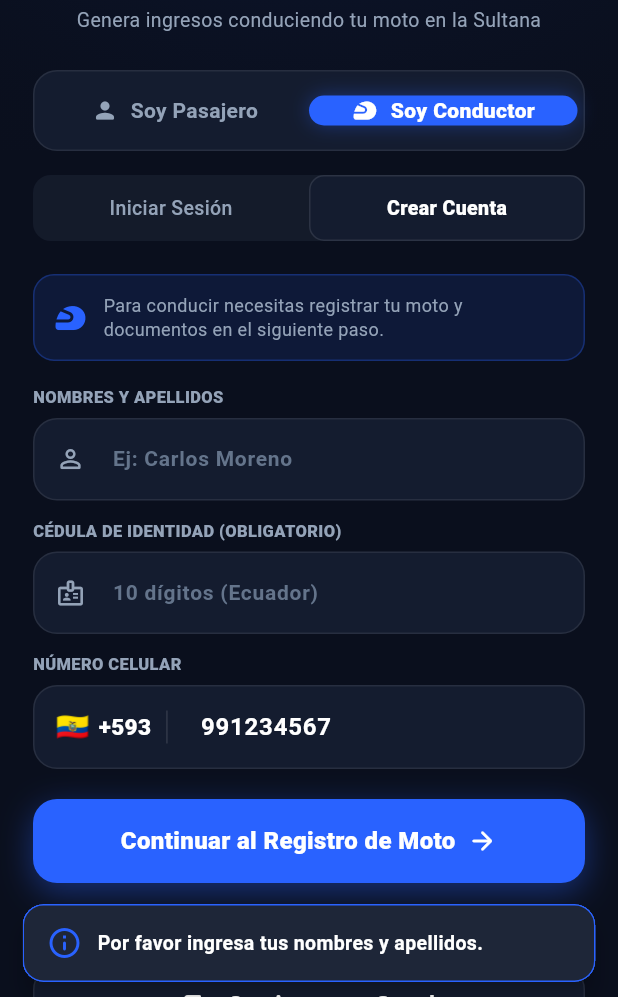
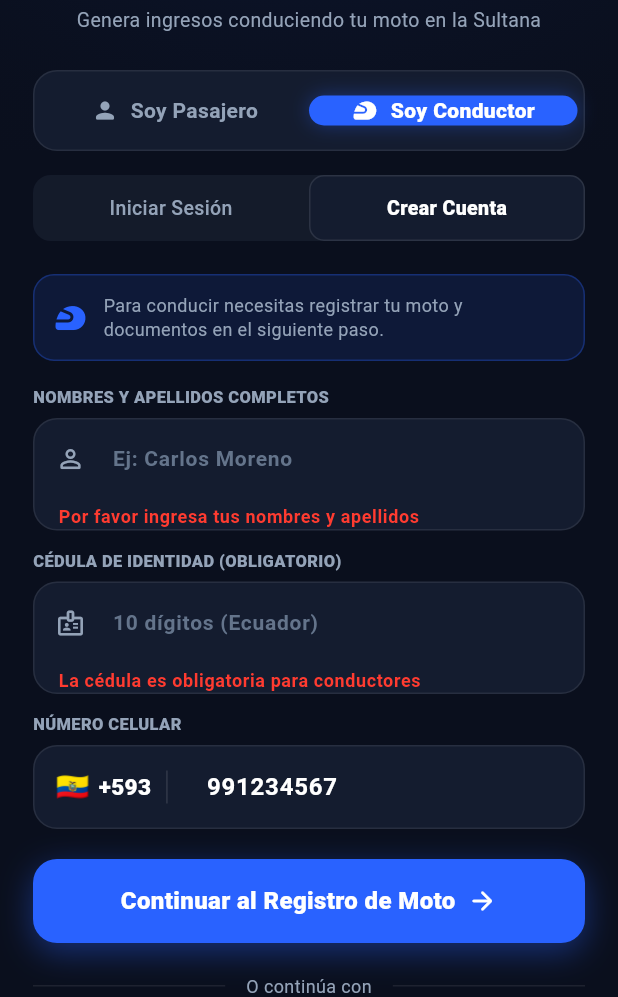
Before and after one commit to Hcevallos0320/WarmyRider, a Flutter app: the screen it shows after launch, after a tap on "Crear Cuenta", after a tap on "Soy Conductor", after a tap on "Continuar al Registro de Moto", on a phone screen of 412 x 824 dp, the part 239-1236 px from its top. Run offline on Flutter 3.47's test engine with Material 3 defaults, Android fonts, the phone set to English and light mode, and no system bars; our stand-ins replace flutter_map, geolocator, latlong2, supabase_flutter; accounts and stored records are empty.

Commit message:
feat(auth): validaciones con Form y TextFormField en auth_screen y tabla maestra perfiles en perfiles.sql

```diff
--- a/lib/screens/auth_screen.dart
+++ b/lib/screens/auth_screen.dart
@@ -7,15 +7,23 @@ import 'driver_kyc_screen.dart';
 import 'login_screen.dart'; // Contiene el enum UserRole
 import 'passenger_home_screen.dart';
 
-/// Modos de autenticación
+/// Modos de autenticación disponibles
 enum AuthMode {
   login, // Iniciar Sesión
   register, // Crear Cuenta
 }
 
 /// Pantalla Unificada de Autenticación (AuthScreen).
-/// Permite Iniciar Sesión y Registrarse tanto a Pasajeros como a Conductores,
-/// conmutando dinámicamente entre la estética Rojo Carmesí y Azul Eléctrico de Riobamba.
+///
+/// Implementa la arquitectura de "Identidad Riobamba" en Dark Mode:
+/// - Fondo Azul Noche Profundo (#0A0F1D) con radial glow superior.
+/// - Superficies Azul Pizarra Oscuro (#141C2F) con bordes translúcidos.
+/// - Color dinámico reactivo:
+///   * Pasajero: Rojo Carmesí Vibrante (#FF2E4C)
+///   * Conductor: Azul Eléctrico Real (#2962FF)
+/// - Formulario con validación mediante Form y TextFormField:
+///   * Pasajero: SOLO Nombre Completo y Celular (cero fricción).
+///   * Conductor: Nombre Completo, Celular y Cédula de Identidad (obligatoria).
 class AuthScreen extends StatefulWidget {
   final UserRole initialRole;
   final AuthMode initialMode;
@@ -31,6 +39,9 @@ class AuthScreen extends StatefulWidget {
 }
 
 class _AuthScreenState extends State<AuthScreen> {
+  // Clave global para validación del formulario
+  final _formKey = GlobalKey<FormState>();
+
   late UserRole _selectedRole;
   late AuthMode _authMode;
 
@@ -39,7 +50,6 @@ class _AuthScreenState extends State<AuthScreen> {
   final _pinController = TextEditingController(text: '1234');
   final _nameController = TextEditingController();
   final _cedulaController = TextEditingController();
-  final _emailController = TextEditingController();
 
   bool _obscurePin = true;
 
@@ -56,7 +66,6 @@ class _AuthScreenState extends State<AuthScreen> {
     _pinController.dispose();
     _nameController.dispose();
     _cedulaController.dispose();
-    _emailController.dispose();
     super.dispose();
   }
 
@@ -67,19 +76,24 @@ class _AuthScreenState extends State<AuthScreen> {
         : AppColors.riobambaBlue;
   }
 
-  /// Muestra mensaje de validación en SnackBar
-  void _showValidationMessage(String message) {
+  /// Muestra mensaje flotante en SnackBar
+  void _showNotification(String message, {bool isError = false}) {
     ScaffoldMessenger.of(context).showSnackBar(
       SnackBar(
         backgroundColor: AppColors.surfaceElevated,
         behavior: SnackBarBehavior.floating,
         shape: RoundedRectangleBorder(
           borderRadius: BorderRadius.circular(14),
-          side: BorderSide(color: _activeAccentColor),
+          side: BorderSide(
+            color: isError ? AppColors.statusOffline : _activeAccentColor,
+          ),
         ),
         content: Row(
           children: [
-            Icon(Icons.info_outline_rounded, color: _activeAccentColor),
+            Icon(
+              isError ? Icons.warning_amber_rounded : Icons.check_circle_rounded,
+              color: isError ? AppColors.statusOffline : _activeAccentColor,
+            ),
             const SizedBox(width: 10),
             Expanded(
               child: Text(
@@ -95,6 +109,13 @@ class _AuthScreenState extends State<AuthScreen> {
 
   /// Procesa la acción del botón principal según el modo y rol
   void _handleSubmit() {
+    // Validar formulario en modo registro
+    if (_authMode == AuthMode.register) {
+      if (!_formKey.currentState!.validate()) {
+        return;
+      }
+    }
+
     final isPassenger = _selectedRole == UserRole.passenger;
 
     if (_authMode == AuthMode.login) {
@@ -111,59 +132,14 @@ class _AuthScreenState extends State<AuthScreen> {
     } else {
       // CREAR CUENTA
       final name = _nameController.text.trim();
-      final phone = _phoneController.text.trim();
-      final cedula = _cedulaController.text.trim();
-
-      if (name.isEmpty) {
-        _showValidationMessage('Por favor ingresa tus nombres y apellidos.');
-        return;
-      }
-
-      if (phone.isEmpty || phone.length < 8) {
-        _showValidationMessage('Por favor ingresa un número celular de contacto válido.');
-        return;
-      }
-
-      // Validación condicional de Cédula (Obligatoria SOLO para Conductores)
-      if (!isPassenger) {
-        if (cedula.isEmpty) {
-          _showValidationMessage('La cédula de identidad es obligatoria para conductores.');
-          return;
-        }
-        if (cedula.length != 10) {
-          _showValidationMessage('La cédula ecuatoriana debe tener exactamente 10 dígitos.');
-          return;
-        }
-      }
 
       if (isPassenger) {
-        ScaffoldMessenger.of(context).showSnackBar(
-          SnackBar(
-            backgroundColor: AppColors.surfaceElevated,
-            behavior: SnackBarBehavior.floating,
-            shape: RoundedRectangleBorder(
-              borderRadius: BorderRadius.circular(14),
-              side: const BorderSide(color: AppColors.riobambaRed),
-            ),
-            content: Row(
-              children: [
-                const Icon(Icons.check_circle_rounded, color: AppColors.riobambaRed),
-                const SizedBox(width: 10),
-                Expanded(
-                  child: Text(
-                    '¡Bienvenido a Riobamba Moto, $name!',
-                    style: const TextStyle(fontWeight: FontWeight.bold, color: Colors.white),
-                  ),
-                ),
-              ],
-            ),
-          ),
-        );
+        _showNotification('¡Cuenta de pasajero creada con éxito! Bienvenido, $name.');
         Navigator.of(context).pushReplacement(
           MaterialPageRoute(builder: (context) => const PassengerHomeScreen()),
         );
       } else {
-        // Conductor debe pasar por el KYC
+        // Conductor debe pasar por el KYC de documentos y moto
         Navigator.of(context).push(
           MaterialPageRoute(builder: (context) => const DriverKycScreen()),
         );
@@ -227,12 +203,14 @@ class _AuthScreenState extends State<AuthScreen> {
             child: SingleChildScrollView(
               physics: const BouncingScrollPhysics(),
               padding: const EdgeInsets.symmetric(horizontal: 22, vertical: 14),
+              child: Form(
+                key: _formKey,
                 child: Column(
                   crossAxisAlignment: CrossAxisAlignment.stretch,
                   children: [
                     const SizedBox(height: 8),
 
-                  // Ícono de moto con halo neón
+                    // Ícono de moto con halo neón de la marca
                     Center(
                       child: AnimatedContainer(
                         duration: const Duration(milliseconds: 250),
@@ -241,7 +219,10 @@ class _AuthScreenState extends State<AuthScreen> {
                         decoration: BoxDecoration(
                           color: AppColors.surface,
                           shape: BoxShape.circle,
-                        border: Border.all(color: accentColor.withValues(alpha: 0.5), width: 2),
+                          border: Border.all(
+                            color: accentColor.withValues(alpha: 0.5),
+                            width: 2,
+                          ),
                           boxShadow: [
                             BoxShadow(
                               color: accentColor.withValues(alpha: 0.35),
@@ -273,7 +254,7 @@ class _AuthScreenState extends State<AuthScreen> {
                     ),
                     const SizedBox(height: 6),
 
-                  // Subtítulo
+                    // Subtítulo con identidad local
                     Text(
                       isPassenger
                           ? 'Viajes rápidos y económicos en dos ruedas por Riobamba'
@@ -312,7 +293,12 @@ class _AuthScreenState extends State<AuthScreen> {
                     // Divisor sutil
                     Row(
                       children: [
-                      Expanded(child: Container(height: 1, color: Colors.white.withValues(alpha: 0.08))),
+                        Expanded(
+                          child: Container(
+                            height: 1,
+                            color: Colors.white.withValues(alpha: 0.08),
+                          ),
+                        ),
                         const Padding(
                           padding: EdgeInsets.symmetric(horizontal: 14),
                           child: Text(
@@ -320,7 +306,12 @@ class _AuthScreenState extends State<AuthScreen> {
                             style: TextStyle(fontSize: 12, color: AppColors.textSecondary),
                           ),
                         ),
-                      Expanded(child: Container(height: 1, color: Colors.white.withValues(alpha: 0.08))),
+                        Expanded(
+                          child: Container(
+                            height: 1,
+                            color: Colors.white.withValues(alpha: 0.08),
+                          ),
+                        ),
                       ],
                     ),
 
@@ -339,6 +330,7 @@ class _AuthScreenState extends State<AuthScreen> {
                     ),
                     const SizedBox(height: 8),
                   ],
+                ),
               ),
             ),
           ),
@@ -389,7 +381,11 @@ class _AuthScreenState extends State<AuthScreen> {
     final isSelected = _selectedRole == role;
     return GestureDetector(
       onTap: () {
-        setState(() => _selectedRole = role);
+        setState(() {
+          _selectedRole = role;
+          // Limpiar validaciones previas al cambiar de rol
+          _formKey.currentState?.reset();
+        });
       },
       child: AnimatedContainer(
         duration: const Duration(milliseconds: 250),
@@ -436,7 +432,12 @@ class _AuthScreenState extends State<AuthScreen> {
         children: [
           Expanded(
             child: GestureDetector(
-              onTap: () => setState(() => _authMode = AuthMode.login),
+              onTap: () {
+                setState(() {
+                  _authMode = AuthMode.login;
+                  _formKey.currentState?.reset();
+                });
+              },
               child: AnimatedContainer(
                 duration: const Duration(milliseconds: 200),
                 decoration: BoxDecoration(
@@ -461,7 +462,12 @@ class _AuthScreenState extends State<AuthScreen> {
           ),
           Expanded(
             child: GestureDetector(
-              onTap: () => setState(() => _authMode = AuthMode.register),
+              onTap: () {
+                setState(() {
+                  _authMode = AuthMode.register;
+                  _formKey.currentState?.reset();
+                });
+              },
               child: AnimatedContainer(
                 duration: const Duration(milliseconds: 200),
                 decoration: BoxDecoration(
@@ -504,7 +510,11 @@ class _AuthScreenState extends State<AuthScreen> {
           children: [
             const Text(
               'PIN O CONTRASEÑA',
-              style: TextStyle(fontSize: 11, fontWeight: FontWeight.w800, color: AppColors.textSecondary),
+              style: TextStyle(
+                fontSize: 11,
+                fontWeight: FontWeight.w800,
+                color: AppColors.textSecondary,
+              ),
             ),
             const SizedBox(height: 6),
             Container(
@@ -513,12 +523,21 @@ class _AuthScreenState extends State<AuthScreen> {
                 borderRadius: BorderRadius.circular(16),
                 border: Border.all(color: Colors.white.withValues(alpha: 0.08)),
               ),
-              child: TextField(
+              child: TextFormField(
                 controller: _pinController,
                 obscureText: _obscurePin,
                 keyboardType: TextInputType.number,
                 cursorColor: accentColor,
                 style: const TextStyle(fontSize: 16, fontWeight: FontWeight.w700, color: Colors.white),
+                validator: (val) {
+                  if (val == null || val.trim().isEmpty) {
+                    return 'Ingresa tu PIN';
+                  }
+                  if (val.trim().length < 4) {
+                    return 'El PIN debe tener al menos 4 dígitos';
+                  }
+                  return null;
+                },
                 decoration: InputDecoration(
                   border: InputBorder.none,
                   contentPadding: const EdgeInsets.symmetric(horizontal: 16, vertical: 15),
@@ -533,6 +552,7 @@ class _AuthScreenState extends State<AuthScreen> {
                   ),
                   hintText: 'PIN de 4 a 6 dígitos',
                   hintStyle: const TextStyle(color: AppColors.textMuted, fontSize: 14),
+                  errorStyle: const TextStyle(color: AppColors.statusOffline, fontWeight: FontWeight.w600),
                 ),
               ),
             ),
@@ -542,15 +562,15 @@ class _AuthScreenState extends State<AuthScreen> {
     );
   }
 
-  /// Formulario de Registro Dinámico según el Rol:
-  /// - Pasajero (Rojo): SOLO Nombre Completo y Celular (cero fricción).
-  /// - Conductor (Azul): Nombre Completo, Celular y Cédula de Identidad (obligatoria).
+  /// Formulario de Registro con LÓGICA CONDICIONAL POR ROL:
+  /// - Pasajero (Rojo): SOLO Nombre Completo y Celular. Cédula completamente oculta.
+  /// - Conductor (Azul): Nombre Completo, Celular y Cédula de Identidad (obligatoria con validador).
   Widget _buildRegisterForm(Color accentColor, bool isPassenger) {
     return Column(
       key: ValueKey('register_form_${isPassenger ? 'passenger' : 'driver'}'),
       crossAxisAlignment: CrossAxisAlignment.stretch,
       children: [
-        // Aviso para conductores sobre el proceso de validación vehicular
+        // Banner informativo exclusivo para conductores
         if (!isPassenger)
           Container(
             margin: const EdgeInsets.only(bottom: 16),
@@ -574,17 +594,26 @@ class _AuthScreenState extends State<AuthScreen> {
             ),
           ),
 
-        // 1. Nombre Completo (Requerido para Pasajero y Conductor)
+        // 1. Campo Nombre Completo (Pasajero y Conductor)
         _buildTextField(
           controller: _nameController,
-          label: 'Nombres y Apellidos',
+          label: 'Nombres y Apellidos Completos',
           hint: 'Ej: Carlos Moreno',
           icon: Icons.person_outline_rounded,
           accentColor: accentColor,
+          validator: (val) {
+            if (val == null || val.trim().isEmpty) {
+              return 'Por favor ingresa tus nombres y apellidos';
+            }
+            if (val.trim().length < 3) {
+              return 'El nombre debe tener al menos 3 caracteres';
+            }
+            return null;
+          },
         ),
         const SizedBox(height: 12),
 
-        // 2. Cédula de Identidad (OBLIGATORIA SÓLO PARA CONDUCTOR)
+        // 2. Campo Cédula de Identidad (OBLIGATORIA ÚNICAMENTE PARA CONDUCTOR)
         if (!isPassenger) ...[
           _buildTextField(
             controller: _cedulaController,
@@ -597,17 +626,26 @@ class _AuthScreenState extends State<AuthScreen> {
               LengthLimitingTextInputFormatter(10),
             ],
             accentColor: accentColor,
+            validator: (val) {
+              if (val == null || val.trim().isEmpty) {
+                return 'La cédula es obligatoria para conductores';
+              }
+              if (val.trim().length != 10) {
+                return 'La cédula ecuatoriana debe tener 10 dígitos';
+              }
+              return null;
+            },
           ),
           const SizedBox(height: 12),
         ],
 
-        // 3. Celular Ecuatoriano (+593)
+        // 3. Campo Celular Ecuatoriano (+593)
         _buildPhoneField(accentColor),
       ],
     );
   }
 
-  /// Campo telefónico ecuatoriano (+593)
+  /// Campo telefónico ecuatoriano (+593) con TextFormField y validador
   Widget _buildPhoneField(Color accentColor) {
     return Column(
       crossAxisAlignment: CrossAxisAlignment.start,
@@ -624,6 +662,7 @@ class _AuthScreenState extends State<AuthScreen> {
             border: Border.all(color: Colors.white.withValues(alpha: 0.08)),
           ),
           child: Row(
+            crossAxisAlignment: CrossAxisAlignment.center,
             children: [
               Padding(
                 padding: const EdgeInsets.symmetric(horizontal: 14),
@@ -639,17 +678,30 @@ class _AuthScreenState extends State<AuthScreen> {
                 ),
               ),
               Expanded(
-                child: TextField(
+                child: TextFormField(
                   controller: _phoneController,
                   keyboardType: TextInputType.phone,
-                  inputFormatters: [FilteringTextInputFormatter.digitsOnly, LengthLimitingTextInputFormatter(9)],
                   cursorColor: accentColor,
+                  inputFormatters: [
+                    FilteringTextInputFormatter.digitsOnly,
+                    LengthLimitingTextInputFormatter(9),
+                  ],
                   style: const TextStyle(fontSize: 16, fontWeight: FontWeight.w700, color: Colors.white),
+                  validator: (val) {
+                    if (val == null || val.trim().isEmpty) {
+                      return 'Ingresa tu número celular';
+                    }
+                    if (val.trim().length < 8) {
+                      return 'Número celular inválido';
+                    }
+                    return null;
+                  },
                   decoration: const InputDecoration(
                     border: InputBorder.none,
-                    contentPadding: EdgeInsets.symmetric(horizontal: 8, vertical: 15),
-                    hintText: '987 654 321',
+                    contentPadding: EdgeInsets.symmetric(horizontal: 12, vertical: 15),
+                    hintText: '99 123 4567',
                     hintStyle: TextStyle(color: AppColors.textMuted, fontSize: 14),
+                    errorStyle: TextStyle(color: AppColors.statusOffline, fontWeight: FontWeight.w600),
                   ),
                 ),
               ),
@@ -660,6 +712,7 @@ class _AuthScreenState extends State<AuthScreen> {
     );
   }
 
+  /// Constructor genérico de TextFormField estilizado
   Widget _buildTextField({
     required TextEditingController controller,
     required String label,
@@ -668,6 +721,7 @@ class _AuthScreenState extends State<AuthScreen> {
     required Color accentColor,
     TextInputType keyboardType = TextInputType.text,
     List<TextInputFormatter>? inputFormatters,
+    String? Function(String?)? validator,
   }) {
     return Column(
       crossAxisAlignment: CrossAxisAlignment.start,
@@ -683,11 +737,12 @@ class _AuthScreenState extends State<AuthScreen> {
             borderRadius: BorderRadius.circular(16),
             border: Border.all(color: Colors.white.withValues(alpha: 0.08)),
           ),
-          child: TextField(
+          child: TextFormField(
             controller: controller,
             keyboardType: keyboardType,
             inputFormatters: inputFormatters,
             cursorColor: accentColor,
+            validator: validator,
             style: const TextStyle(fontSize: 15, fontWeight: FontWeight.w600, color: Colors.white),
             decoration: InputDecoration(
               border: InputBorder.none,
@@ -695,6 +750,7 @@ class _AuthScreenState extends State<AuthScreen> {
               prefixIcon: Icon(icon, color: AppColors.textSecondary, size: 20),
               hintText: hint,
               hintStyle: const TextStyle(color: AppColors.textMuted, fontSize: 14),
+              errorStyle: const TextStyle(color: AppColors.statusOffline, fontWeight: FontWeight.w600),
             ),
           ),
         ),
@@ -702,7 +758,7 @@ class _AuthScreenState extends State<AuthScreen> {
     );
   }
 
-  /// Botón principal con texto dinámico
+  /// Botón principal con texto dinámico y sombra neón
   Widget _buildSubmitButton(Color accentColor, bool isLogin, bool isPassenger) {
     String buttonText;
     if (isLogin) {
@@ -748,7 +804,7 @@ class _AuthScreenState extends State<AuthScreen> {
     );
   }
 
-  /// Botón con Google
+  /// Botón secundario con Google
   Widget _buildGoogleButton() {
     return SizedBox(
       height: 52,
```
Also changed, not shown: 1 other file. Lines whose indentation alone changed are shown as unchanged.
